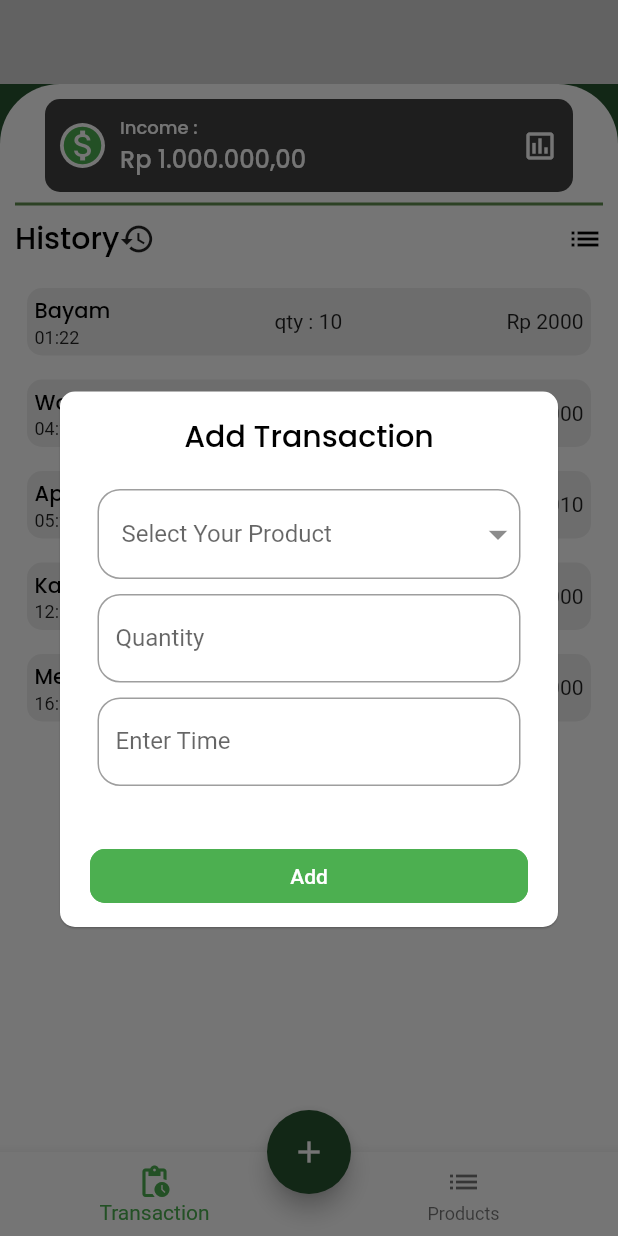
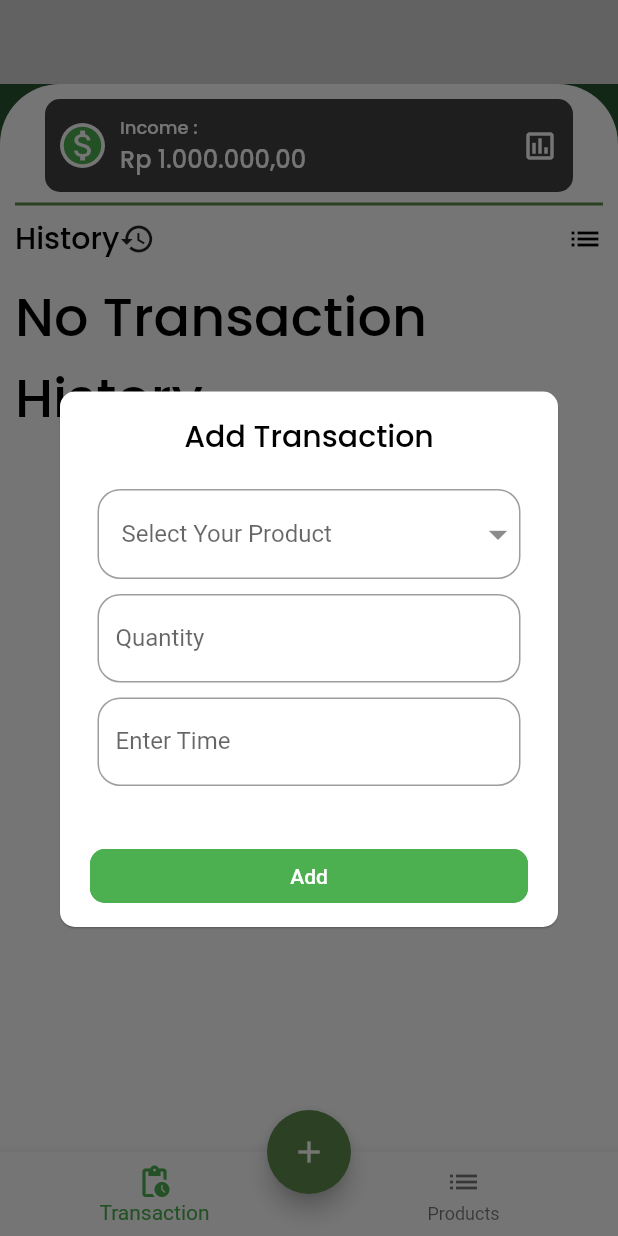
Before and after one commit to raupsss/tugas-akhir-flutter, a Flutter app: the screen it shows once a user with an empty profile is signed in, after a tap on the "add" icon, on a phone screen of 412 x 824 dp. Run offline on Flutter 3.47's test engine with Material 2 defaults, Android fonts, the phone set to English and light mode, and no system bars; drawn by our look-alikes of dropdown_button2; our stand-ins replace awesome_dialog, cloud_firestore, firebase_auth, firebase_core, google_fonts, syncfusion_flutter_charts; missing offline and left inert: calendar_appbar; accounts and stored records are empty.

Commit message:
tugas akhir

```diff
--- a/sales_records_app/lib/main.dart
+++ b/sales_records_app/lib/main.dart
@@ -29,7 +29,7 @@ class MyApp extends StatelessWidget {
         brightness: Brightness.light,
         primarySwatch: ColorPalette.greenColor,
         primaryColor: secondaryColor,
-        canvasColor: Colors.transparent,
+        // canvasColor: Colors.transparent,
       ),
       home: const MainPage(),
     );
--- a/sales_records_app/lib/views/pages/auth/login_page.dart
+++ b/sales_records_app/lib/views/pages/auth/login_page.dart
@@ -42,8 +42,8 @@ class _LoginPageState extends State<LoginPage> {
         padding: EdgeInsets.symmetric(horizontal: defaultMargin),
         children: [
           Image.asset(
-            "assets/images/logo1.jpg",
-            height: 300,
+            "assets/images/logo1-removebg.png",
+            height: 350,
             fit: BoxFit.fill,
           ),
           const SizedBox(
--- a/sales_records_app/lib/views/pages/home/home_page.dart
+++ b/sales_records_app/lib/views/pages/home/home_page.dart
@@ -1,6 +1,7 @@
-// ignore_for_file: avoid_print
+// ignore_for_file: avoid_print, use_build_context_synchronously
 
 import 'package:awesome_dialog/awesome_dialog.dart';
+import 'package:cloud_firestore/cloud_firestore.dart';
 import 'package:dropdown_button2/dropdown_button2.dart';
 import 'package:flutter/material.dart';
 import 'package:intl/intl.dart';
@@ -18,6 +19,8 @@ class HomePage extends StatefulWidget {
   State<HomePage> createState() => _HomePageState();
 }
 
+FirebaseFirestore firestore = FirebaseFirestore.instance;
+
 class _HomePageState extends State<HomePage> {
   final List<Widget> _children = [
     const MainScreen(),
@@ -33,13 +36,13 @@ class _HomePageState extends State<HomePage> {
   }
 
   final _formKey = GlobalKey<FormState>();
-  final inputProduct = TextEditingController();
+  // final inputProduct = TextEditingController();
   final inputQuantity = TextEditingController();
   final inputDate = TextEditingController();
 
   @override
   void dispose() {
-    inputProduct.dispose();
+    // inputProduct.dispose();
     inputQuantity.dispose();
     inputDate.dispose();
 
@@ -53,7 +56,7 @@ class _HomePageState extends State<HomePage> {
     'Anggur',
   ];
 
-  String? selectedValue;
+  String? inputProduct;
 
   @override
   void initState() {
@@ -64,7 +67,9 @@ class _HomePageState extends State<HomePage> {
   @override
   Widget build(BuildContext context) {
     // final user = FirebaseAuth.instance.currentUser!;
-    TimeOfDay _time = TimeOfDay.now();
+
+    CollectionReference transactions = firestore.collection('transactions');
+
     return Scaffold(
       appBar: (currentIndex == 0)
           ? CalendarAppBar(
@@ -80,7 +85,7 @@ class _HomePageState extends State<HomePage> {
       floatingActionButton: Visibility(
         visible: (currentIndex == 0) ? true : false,
         child: FloatingActionButton(
-          backgroundColor: primaryColor,
+          backgroundColor: secondaryColor,
           onPressed: (() {
             AwesomeDialog(
               context: context,
@@ -131,21 +136,12 @@ class _HomePageState extends State<HomePage> {
                                     item,
                                     style: const TextStyle(
                                       fontSize: 14,
-                                      // color: Colors.green,
                                     ),
                                   ),
                                 ))
                             .toList(),
-                        validator: (value) {
-                          if (value == null) {
-                            return 'Please select product.';
-                          }
-                        },
                         onChanged: (value) {
-                          //Do something when changing the item if you want.
-                        },
-                        onSaved: (value) {
-                          selectedValue = value.toString();
+                          inputProduct = value.toString();
                         },
                       ),
                       // TextButton(
@@ -179,6 +175,7 @@ class _HomePageState extends State<HomePage> {
                         height: 10,
                       ),
                       TextFormField(
+                        readOnly: true,
                         controller: inputDate,
                         validator: (value) {
                           if (value == null || value.isEmpty) {
@@ -200,7 +197,8 @@ class _HomePageState extends State<HomePage> {
                           );
 
                           if (pickedTime != null) {
-                            print(pickedTime.format(context)); //output 10:51 PM
+                            print(pickedTime.format(context));
+                            //output 10:51 PM
 
                             DateTime parsedTime = DateFormat.jm()
                                 .parse(pickedTime.format(context).toString());
@@ -211,7 +209,7 @@ class _HomePageState extends State<HomePage> {
                             String formattedTime =
                                 DateFormat('HH:mm').format(parsedTime);
 
-                            print(formattedTime); //output 14:59:00
+                            print(formattedTime); //output 14:59
 
                             //DateFormat() is from intl package, you can format the time on any pattern you need.
 
@@ -242,10 +240,17 @@ class _HomePageState extends State<HomePage> {
                   ),
                 ),
                 onPressed: () {
-                  // Navigator.pop(context);
-
-                  // print(formattedTimeNow);
-                  print(TimeOfDay.now());
+                  setState(() {
+                    transactions.add({
+                      'name_product': inputProduct,
+                      'quantity': int.tryParse(inputQuantity.text) ?? 0,
+                      'enter_time': inputDate.text,
+                    });
+                    inputProduct = '';
+                    inputQuantity.text = '';
+                    inputDate.text = '';
+                    Navigator.pop(context);
+                  });
                   // Add Transaction
                 },
                 child: const Text(
@@ -297,6 +302,8 @@ class MainScreen extends StatefulWidget {
 class _MainScreenState extends State<MainScreen> {
   @override
   Widget build(BuildContext context) {
+    CollectionReference transactions = firestore.collection('transactions');
+
     return SafeArea(
       child: Container(
         // height: 500,
@@ -411,36 +418,42 @@ class _MainScreenState extends State<MainScreen> {
             ),
             Expanded(
               child: ListView(
-                children: const [
-                  HistoryTile(
-                    nameProduct: 'Bayam',
-                    purchaseTime: '01:22',
-                    quantity: 10,
-                    price: 2000,
-                  ),
-                  HistoryTile(
-                    nameProduct: 'Wortel',
-                    purchaseTime: '04:29',
-                    quantity: 100,
-                    price: 99000,
-                  ),
-                  HistoryTile(
-                    nameProduct: 'Apel',
-                    purchaseTime: '05:22',
-                    quantity: 110,
-                    price: 20010,
-                  ),
-                  HistoryTile(
-                    nameProduct: 'Kangkung',
-                    purchaseTime: '12:12',
-                    quantity: 10,
-                    price: 2000,
-                  ),
-                  HistoryTile(
-                    nameProduct: 'Melon',
-                    purchaseTime: '16:29',
-                    quantity: 10,
-                    price: 2000,
+                children: [
+                  StreamBuilder<QuerySnapshot>(
+                    stream: transactions
+                        .orderBy("enter_time", descending: true)
+                        .snapshots(),
+                    builder: ((context, snapshot) {
+
+                      if (snapshot.hasData) {
+                        if (snapshot.data!.docs.isNotEmpty) {
+                          return Column(
+                            children: snapshot.data!.docs
+                                .map(
+                                  (e) => HistoryTile(
+                                    nameProduct: e['name_product'],
+                                    purchaseTime: e['enter_time'],
+                                    quantity: e['quantity'],
+                                    price: 10000,
+                                  ),
+                                )
+                                .toList(),
+                          );
+                        } else {
+                          return Center(
+                            child: Text(
+                              "No Transaction History",
+                              style: blackTextStyle,
+                            ),
+                          );
+                        }
+                      } else {
+                        return Text(
+                          "No Data",
+                          style: blackTextStyle,
+                        );
+                      }
+                    }),
                   ),
                 ],
               ),
--- a/sales_records_app/lib/views/pages/myproducts/myProducts_page.dart
+++ b/sales_records_app/lib/views/pages/myproducts/myProducts_page.dart
@@ -1,6 +1,4 @@
 // ignore_for_file: file_names
-
-import 'package:awesome_dialog/awesome_dialog.dart';
 import 'package:flutter/material.dart';
 import 'package:intl/intl.dart';
 import 'package:sales_records_app/models/category_data.dart';
--- a/sales_records_app/pubspec.yaml
+++ b/sales_records_app/pubspec.yaml
@@ -37,6 +37,7 @@ dependencies:
   dropdown_button2: ^1.9.2
   firebase_auth: ^4.2.5
   firebase_core: ^2.4.1
+  firebase_core_desktop: ^1.0.2
   flutter:
     sdk: flutter
   go_router: ^6.0.1
```
Also changed, not shown: sales_records_app/assets/images/logo1-removebg.png (added), sales_records_app/lib/firebase_options.dart, sales_records_app/pubspec.lock, 2 other files.
